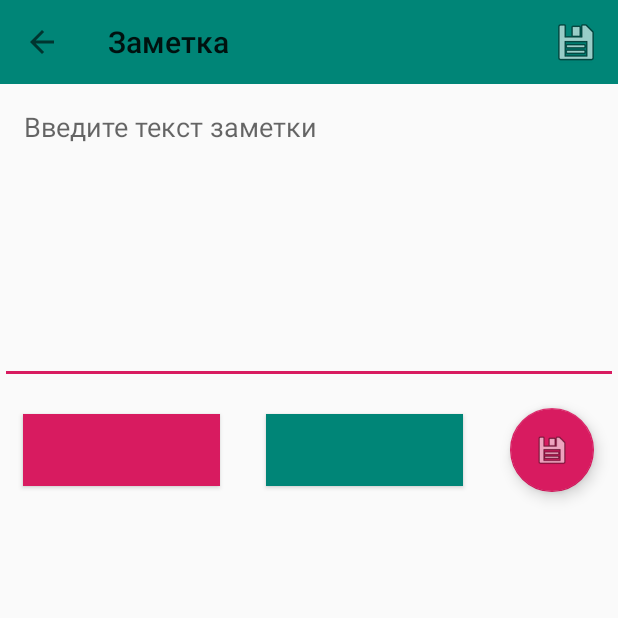
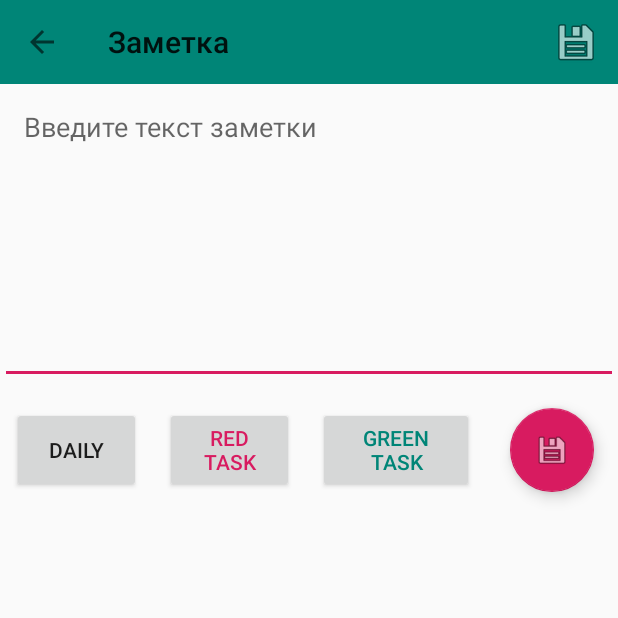
Before and after one commit to DmitryFullStack/todolist, an Android app: the screen it shows after launch (NoteDetailsActivity), after a tap on an icon or button, on a phone screen of 412 x 824 dp, the top half of it. Run offline under Robolectric (Android 15) with nearby library versions, the phone set to English and light mode, and no system bars; our stand-ins replace Room's generated code.

Commit message:
daily task

```diff
--- a/app/src/main/java/com/arhiser/todolist/data/AppDatabase.java
+++ b/app/src/main/java/com/arhiser/todolist/data/AppDatabase.java
@@ -5,7 +5,7 @@ import androidx.room.RoomDatabase;
 
 import com.arhiser.todolist.model.Note;
 
-@Database(entities = {Note.class}, version = 2, exportSchema = true)
+@Database(entities = {Note.class}, version = 3, exportSchema = true)
 public abstract class AppDatabase extends RoomDatabase {
     public abstract NoteDao noteDao();
 }
--- a/app/src/main/java/com/arhiser/todolist/model/Note.java
+++ b/app/src/main/java/com/arhiser/todolist/model/Note.java
@@ -24,6 +24,9 @@ public class Note implements Parcelable {
 
     @ColumnInfo(name = "done")
     public boolean done;
+
+    @ColumnInfo(name = "daily")
+    public boolean daily;
 
     public Note() {
     }
@@ -69,6 +72,10 @@ public class Note implements Parcelable {
         return uid;
     }
 
+    public void setDaily(boolean value){
+        daily = value;
+    }
+
     @Override
     public int describeContents() {
         return 0;
--- a/app/src/main/java/com/arhiser/todolist/screens/details/NoteDetailsActivity.java
+++ b/app/src/main/java/com/arhiser/todolist/screens/details/NoteDetailsActivity.java
@@ -10,6 +10,7 @@ import android.view.View;
 import android.view.inputmethod.InputMethodManager;
 import android.widget.Button;
 import android.widget.EditText;
+import android.widget.ImageView;
 
 import androidx.annotation.NonNull;
 import androidx.annotation.Nullable;
@@ -53,10 +54,12 @@ public class NoteDetailsActivity extends AppCompatActivity {
         editText = findViewById(R.id.text);
         Button redButton = findViewById(R.id.red);
         Button greenButton = findViewById(R.id.green);
+        Button dailyButton = findViewById(R.id.daily);
         FloatingActionButton storeButton = findViewById(R.id.store);
 
         redButton.setOnClickListener(btn -> editText.setTextColor(Color.RED));
         greenButton.setOnClickListener(btn -> editText.setTextColor(Color.GREEN));
+        dailyButton.setOnClickListener(btn -> note.setDaily(btn.isPressed()));
         storeButton.setOnClickListener(btn -> saveNote());
 
         if (getIntent().hasExtra(EXTRA_NOTE)) {
--- a/app/src/main/res/layout/activity_note_details.xml
+++ b/app/src/main/res/layout/activity_note_details.xml
@@ -28,22 +28,37 @@
         android:orientation="horizontal">
 
         <Button
+            android:id="@+id/daily"
+            android:layout_width="wrap_content"
+            android:layout_height="match_parent"
+            android:layout_marginHorizontal="8dp"
+            android:layout_marginVertical="15dp"
+            android:layout_weight="1"
+            android:gravity="center"
+            android:text="@string/daily" />
+
+        <Button
             android:id="@+id/red"
             android:layout_width="wrap_content"
-            android:layout_height="wrap_content"
-            android:layout_marginHorizontal="15dp"
+            android:layout_height="match_parent"
+            android:layout_marginHorizontal="8dp"
             android:layout_weight="1"
+            android:layout_marginVertical="15dp"
+
             android:gravity="center"
-            android:background="@color/colorAccent" />
+            android:text="@string/red_task"
+            android:textColor="@color/colorAccent" />
 
         <Button
             android:id="@+id/green"
             android:layout_width="wrap_content"
-            android:layout_height="wrap_content"
-            android:layout_marginHorizontal="15dp"
+            android:layout_height="match_parent"
+            android:layout_marginHorizontal="8dp"
             android:layout_weight="1"
+            android:layout_marginVertical="15dp"
             android:gravity="center"
-            android:background="@color/colorPrimary" />
+            android:text="@string/greentask"
+            android:textColor="@color/colorPrimary" />
 
         <com.google.android.material.floatingactionbutton.FloatingActionButton
             android:id="@+id/store"
--- a/app/src/main/res/values/colors.xml
+++ b/app/src/main/res/values/colors.xml
@@ -3,4 +3,5 @@
     <color name="colorPrimary">#008577</color>
     <color name="colorPrimaryDark">#00574B</color>
     <color name="colorAccent">#D81B60</color>
+    <color name="yellow">#FFBB88</color>
 </resources>
--- a/app/src/main/res/values/strings.xml
+++ b/app/src/main/res/values/strings.xml
@@ -6,4 +6,7 @@
     <string name="note_details_title">Заметка</string>
     <string name="save">Сохранить</string>
     <string name="completed">Выполнение</string>
+    <string name="greentask">Green Task</string>
+    <string name="red_task">red task</string>
+    <string name="daily">daily</string>
 </resources>
```
Also changed, not shown: app/src/main/java/com/arhiser/todolist/screens/main/Adapter.java (+7 -1 lines), app/src/main/res/layout/item_note_list.xml (+10 -0 lines), app/src/main/res/drawable/yellow_signal.webp (added).
